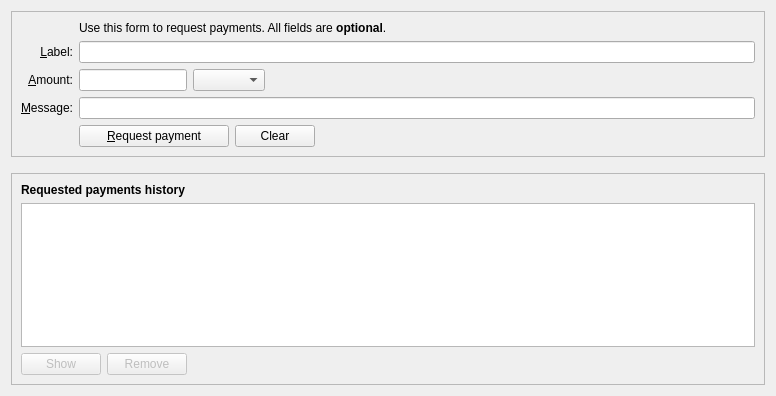
This is src/qt/forms/receivecoinsdialog.ui in jin7659/xpchain-community-core-upgrade as Qt 5 draws it before an edit. The edited form follows.
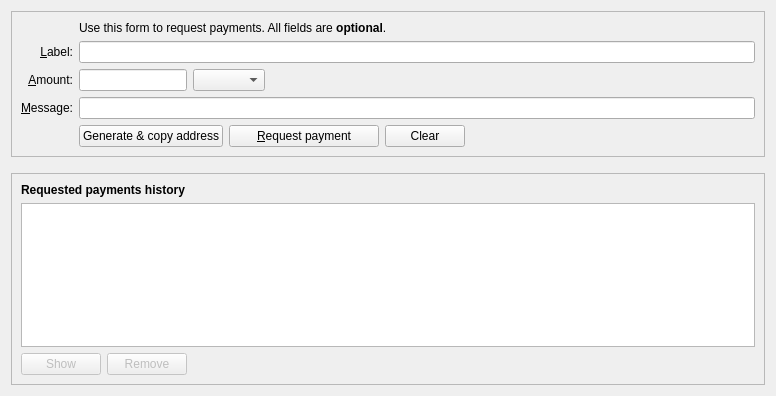
This is the edited form. Icons and pictures are not drawn. Custom widgets are drawn as their Qt base class.

```diff
--- a/src/qt/forms/receivecoinsdialog.ui
+++ b/src/qt/forms/receivecoinsdialog.ui
@@ -99,6 +99,16 @@
         </item>
         <item row="7" column="2">
          <layout class="QHBoxLayout" name="horizontalLayout">
+          <item>
+           <widget class="QPushButton" name="quickCopyButton">
+            <property name="toolTip">
+             <string>Create a new receiving address and copy it to the clipboard.</string>
+            </property>
+            <property name="text">
+             <string>Generate &amp;&amp; copy address</string>
+            </property>
+           </widget>
+          </item>
           <item>
            <widget class="QPushButton" name="receiveButton">
             <property name="minimumSize">
```
